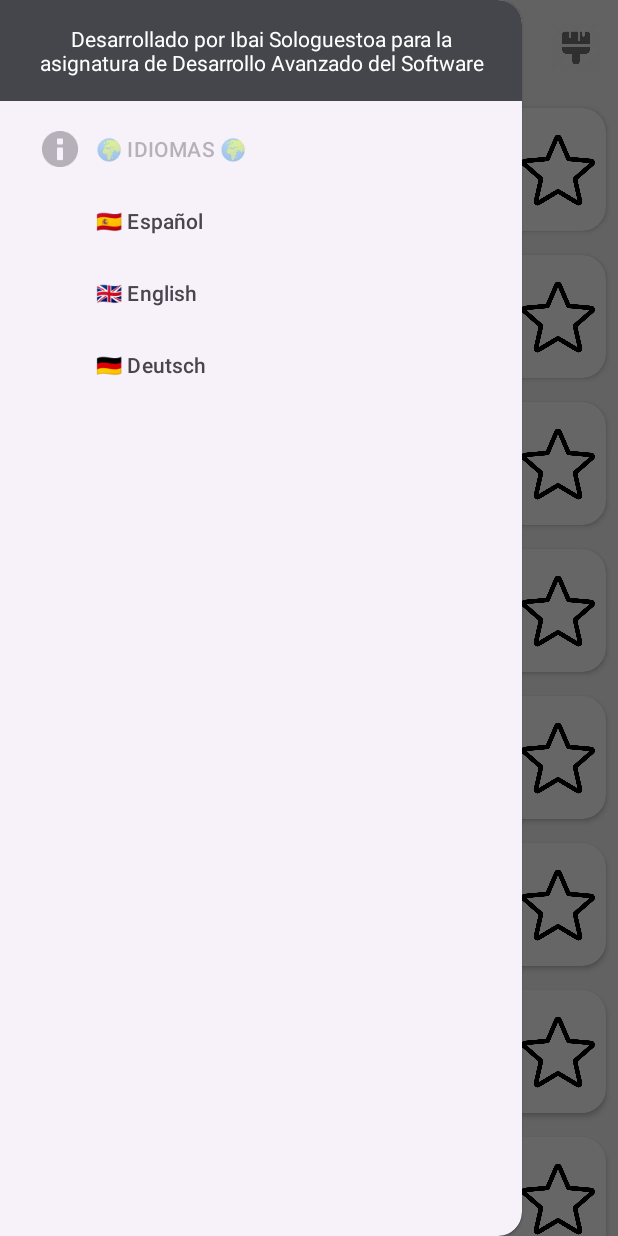
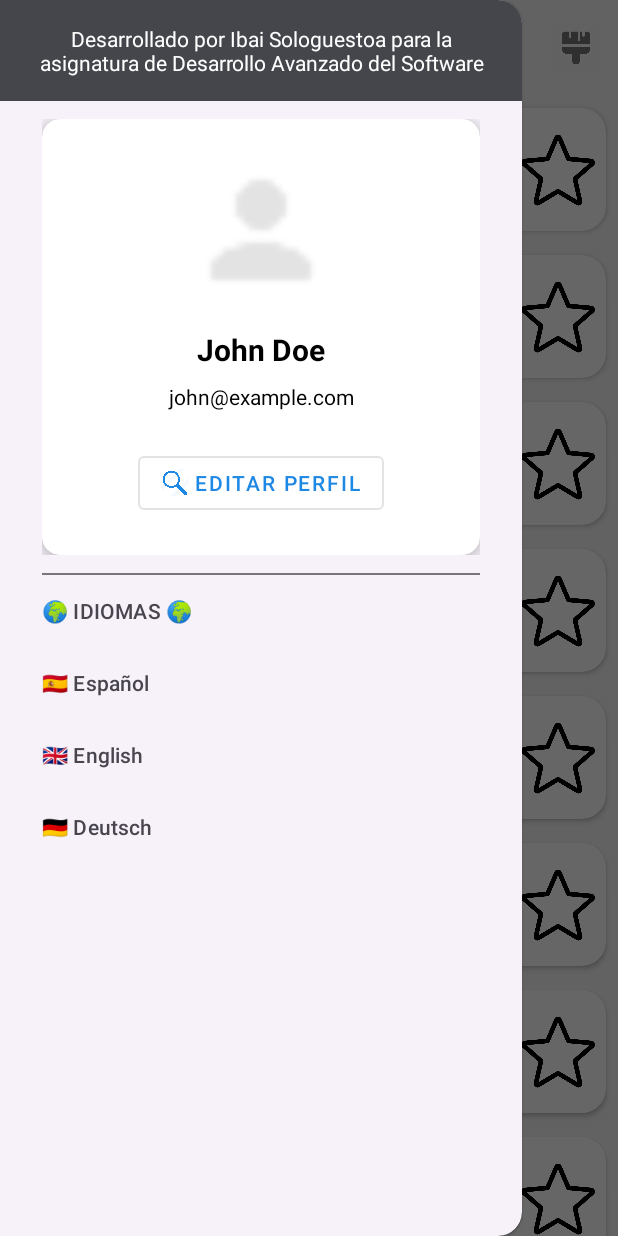
Before and after one commit to IbaiS94/Acciones500, an Android app: the MainActivity screen opened directly, with no data from a screen before it, with the side drawer open, on a phone screen of 412 x 824 dp. Run offline under Robolectric (Android 15) with nearby library versions, the phone set to English and light mode, and no system bars.

Commit message:
Avanzada lógica para añadir imagenes, añadido usuario con info cuando tiene sesión guardada y en el panel lateral

```diff
--- /dev/null
+++ b/app/src/main/res/layout/nav_perfil.xml
@@ -0,0 +1,61 @@
+<?xml version="1.0" encoding="utf-8"?>
+<androidx.cardview.widget.CardView
+    xmlns:android="http://schemas.android.com/apk/res/android"
+    xmlns:app="http://schemas.android.com/apk/res-auto"
+    android:layout_width="match_parent"
+    android:layout_height="wrap_content"
+    android:layout_margin="16dp"
+    app:cardCornerRadius="12dp"
+    app:cardElevation="8dp"
+>
+
+    <LinearLayout
+        android:layout_width="match_parent"
+        android:layout_height="wrap_content"
+        android:orientation="vertical"
+        android:padding="24dp">
+
+        <!-- Foto de perfil -->
+        <ImageView
+            android:id="@+id/imgProfile"
+            android:layout_width="500dp"
+            android:layout_height="100dp"
+            android:src="@drawable/person"
+            android:layout_gravity="center_horizontal"
+            android:contentDescription="Foto de perfil"
+            android:elevation="4dp"/>
+
+        <!-- Nombre del usuario -->
+        <TextView
+            android:id="@+id/txtUserName"
+            android:layout_width="match_parent"
+            android:layout_height="wrap_content"
+            android:text="John Doe"
+            android:textSize="20sp"
+            android:textStyle="bold"
+            android:gravity="center"
+            android:layout_marginTop="16dp"/>
+
+        <!-- Email o título -->
+        <TextView
+            android:id="@+id/txtUserEmail"
+            android:layout_width="match_parent"
+            android:layout_height="wrap_content"
+            android:text="john@example.com"
+            android:gravity="center"
+            android:layout_marginTop="8dp"/>
+
+        <!-- Botón de editar (puedes usar MaterialButton) -->
+        <com.google.android.material.button.MaterialButton
+            android:id="@+id/btnEditProfile"
+            android:layout_width="wrap_content"
+            android:layout_height="wrap_content"
+            android:text="Editar perfil"
+            android:layout_gravity="center_horizontal"
+            android:layout_marginTop="24dp"
+            app:icon="@drawable/loop"
+        app:iconGravity="start"
+        style="@style/Widget.MaterialComponents.Button.OutlinedButton"/>
+
+    </LinearLayout>
+</androidx.cardview.widget.CardView>
--- a/app/src/main/res/menu/menu_lat.xml
+++ b/app/src/main/res/menu/menu_lat.xml
@@ -1,23 +1,28 @@
 <?xml version="1.0" encoding="utf-8"?>
-<menu xmlns:android="http://schemas.android.com/apk/res/android">
+<menu xmlns:android="http://schemas.android.com/apk/res/android"
+    xmlns:tools="http://schemas.android.com/tools"
+    xmlns:app="http://schemas.android.com/apk/res-auto">
+
     <item
-        android:title="@string/idim"
+        android:id="@+id/header_profile"
+        android:title=""
         android:enabled="false"
-        android:titleTextAppearance="?android:attr/textAppearanceLarge"
-        android:icon="@android:drawable/ic_dialog_info" />
+        app:actionLayout="@layout/nav_perfil" />
 
+    <item android:title="@string/idim">
+        <menu>
             <item
                 android:id="@+id/nav_1"
                 android:title="🇪🇸 Español"
-        />
-
+                android:checkable="true" />
             <item
                 android:id="@+id/nav_2"
                 android:title="🇬🇧 English"
-        />
-
+                android:checkable="true" />
             <item
                 android:id="@+id/nav_3"
                 android:title="🇩🇪 Deutsch"
-        />
+                android:checkable="true" />
         </menu>
+    </item>
+</menu>
--- a/app/src/main/res/values/colors.xml
+++ b/app/src/main/res/values/colors.xml
@@ -5,7 +5,7 @@
     <color name="azul_600">#1E88E5</color>
     <color name="azul_800">#1565C0</color>
     <color name="gris_azulado_200">#B0BEC5</color>
-    <color name="gris_azulado_700">#455A64</color>
+    <color name="gris_azulado_700">#608192</color>
     <color name="negro">#000000</color>
     <color name="blanco">#FFFFFF</color>
 
@@ -15,7 +15,7 @@
     <color name="texto_principal">#212121</color>
     <color name="texto_secundario">#616161</color>
     <color name="texto_terciario">#9E9E9E</color>
-
+    <color name="rojo">#FF0000</color>
     <color name="boton_normal">#1E88E5</color>
     <color name="boton_presionado">#1565C0</color>
     <color name="texto_boton">#FFFFFF</color>
--- a/app/src/main/res/values/strings.xml
+++ b/app/src/main/res/values/strings.xml
@@ -18,7 +18,7 @@
     <string name="si">"Sí"</string>
     <string name="no">"No</string>
     <string name="a">"¡Gracias por descargar!"</string>
-    <string name="pulsa">"Pulsa para continuar ☝️"</string>
+    <string name="pulsa">"Bienvenido de vuelta, pulsa para continuar ☝️"</string>
     <string name="idim">"🌍 IDIOMAS 🌍"</string>
     <!-- Cadenas para inicio de sesión y registro -->
     <string name="iniciar_sesion">Iniciar Sesión</string>
@@ -35,4 +35,8 @@
     <string name="password_corto">La contraseña debe tener al menos 6 caracteres</string>
     <string name="passwords_no_coinciden">Las contraseñas no coinciden</string>
     <string name="email_ya_registrado">Este correo ya está registrado</string>
+    <string name="bienvenido">¡Bienvenido, %s!</string>
+    <string name="logeado_como">Logeado como: %s</string>
+    <string name="cerrar_sesion">Cerrar Sesión</string>
+    <string name="foto_usuario">Foto de perfil</string>
 </resources>
--- a/app/src/main/res/values/themes.xml
+++ b/app/src/main/res/values/themes.xml
@@ -20,8 +20,9 @@
         <!-- Barra de estado -->
         <item name="android:statusBarColor">@color/azul_800</item>
 
-        <!-- Forzar el color de fondo de la ventana -->
+        <!-- Forzar el color de fondo de la lista acciones etc-->
         <item name="android:windowBackground">@color/gris_claro_fondo</item>
+
     </style>
 
     <!-- Estilo personalizado para botones en modo claro -->
--- /dev/null
+++ b/app/src/main/res/xml/ruta.xml
@@ -0,0 +1,5 @@
+<?xml version="1.0" encoding="utf-8"?>
+<paths>
+    <external-files-path name="imagenes" path="Pictures/"/>
+    <cache-path name="cache" path="/"/>
+</paths>
```
Also changed, not shown: app/src/main/AndroidManifest.xml (+10 -0 lines), app/src/main/java/com/ibaisologuestoa/acciones500/InputUtils.java (deleted, +0 -21 lines), app/src/main/java/com/ibaisologuestoa/acciones500/Saludo.java (+86 -100 lines), app/src/main/res/layout/activity_auth.xml (+5 -47 lines), app/src/main/res/layout/dialog_registro.xml (+29 -3 lines), app/src/main/res/layout/saludo.xml (deleted, +0 -99 lines), app/src/main/res/layout/saludo_login.xml (added, +113 -0 lines), app/src/main/res/drawable/ic_logout.png (added), app/src/main/res/drawable/person2.png (added). Lines whose indentation alone changed are shown as unchanged.
